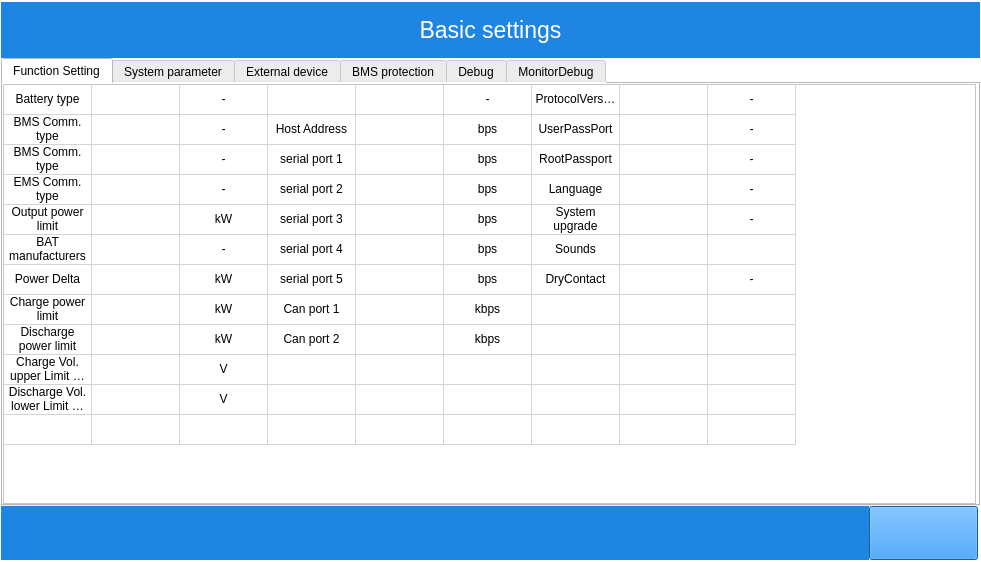
Before: the Qt Designer form win.ui in megarevolpr/Win, drawn with Qt 5.
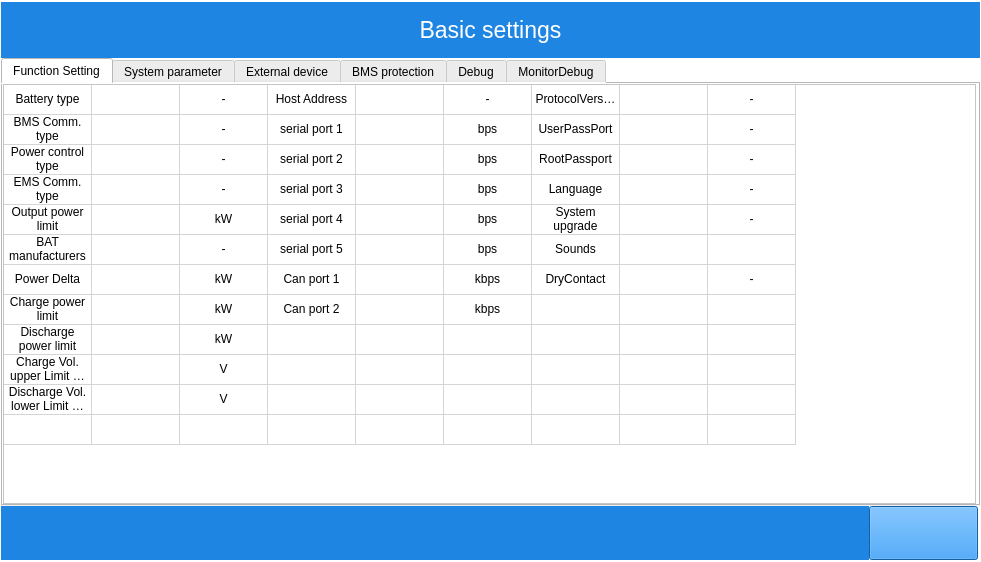
After: the same form once the commit is applied. The open tabs and pages were chosen to show the change. Icons and pictures are not drawn.

Commit message: 用新的类绘制功能设置和系统设置的button

```diff
--- a/win.ui
+++ b/win.ui
@@ -337,6 +337,14 @@
                <set>AlignCenter</set>
               </property>
              </item>
+             <item row="0" column="3">
+              <property name="text">
+               <string>Host Address</string>
+              </property>
+              <property name="textAlignment">
+               <set>AlignCenter</set>
+              </property>
+             </item>
              <item row="0" column="5">
               <property name="text">
                <string>-</string>
@@ -379,7 +387,7 @@
              </item>
              <item row="1" column="3">
               <property name="text">
-               <string>Host Address</string>
+               <string>serial port 1</string>
               </property>
               <property name="textAlignment">
                <set>AlignCenter</set>
@@ -411,7 +419,7 @@
              </item>
              <item row="2" column="0">
               <property name="text">
-               <string>BMS Comm. type</string>
+               <string>Power control type</string>
               </property>
               <property name="textAlignment">
                <set>AlignCenter</set>
@@ -427,7 +435,7 @@
              </item>
              <item row="2" column="3">
               <property name="text">
-               <string>serial port 1</string>
+               <string>serial port 2</string>
               </property>
               <property name="textAlignment">
                <set>AlignCenter</set>
@@ -475,7 +483,7 @@
              </item>
              <item row="3" column="3">
               <property name="text">
-               <string>serial port 2</string>
+               <string>serial port 3</string>
               </property>
               <property name="textAlignment">
                <set>AlignCenter</set>
@@ -523,7 +531,7 @@
              </item>
              <item row="4" column="3">
               <property name="text">
-               <string>serial port 3</string>
+               <string>serial port 4</string>
               </property>
               <property name="textAlignment">
                <set>AlignCenter</set>
@@ -571,7 +579,7 @@
              </item>
              <item row="5" column="3">
               <property name="text">
-               <string>serial port 4</string>
+               <string>serial port 5</string>
               </property>
               <property name="textAlignment">
                <set>AlignCenter</set>
@@ -611,7 +619,7 @@
              </item>
              <item row="6" column="3">
               <property name="text">
-               <string>serial port 5</string>
+               <string>Can port 1</string>
               </property>
               <property name="textAlignment">
                <set>AlignCenter</set>
@@ -619,7 +627,7 @@
              </item>
              <item row="6" column="5">
               <property name="text">
-               <string>bps</string>
+               <string>kbps</string>
               </property>
               <property name="textAlignment">
                <set>AlignCenter</set>
@@ -659,7 +667,7 @@
              </item>
              <item row="7" column="3">
               <property name="text">
-               <string>Can port 1</string>
+               <string>Can port 2</string>
               </property>
               <property name="textAlignment">
                <set>AlignCenter</set>
@@ -691,7 +699,7 @@
              </item>
              <item row="8" column="3">
               <property name="text">
-               <string>Can port 2</string>
+               <string/>
               </property>
               <property name="textAlignment">
                <set>AlignCenter</set>
@@ -699,7 +707,7 @@
              </item>
              <item row="8" column="5">
               <property name="text">
-               <string>kbps</string>
+               <string/>
               </property>
               <property name="textAlignment">
                <set>AlignCenter</set>
```
Left out of the diff: 4 changed lines with no effect on the pictures. The commit also changes 2 other files.
